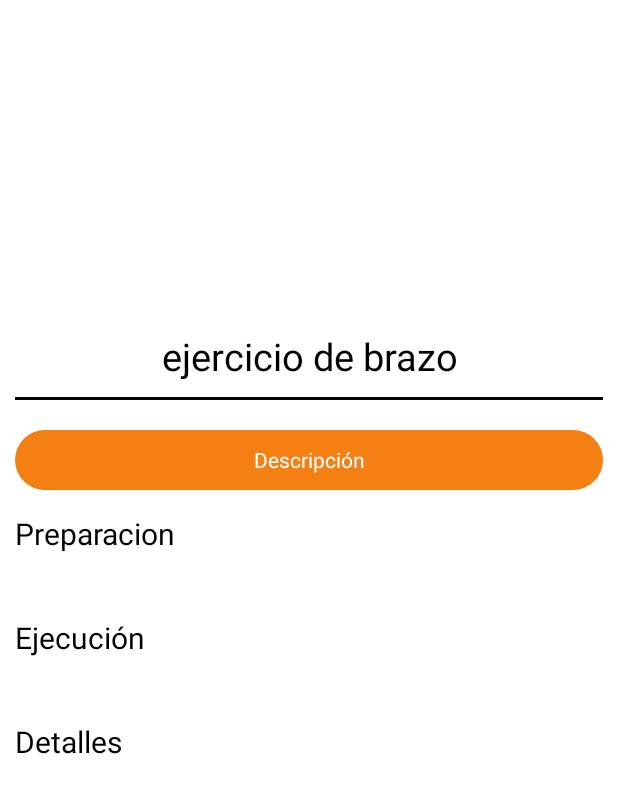
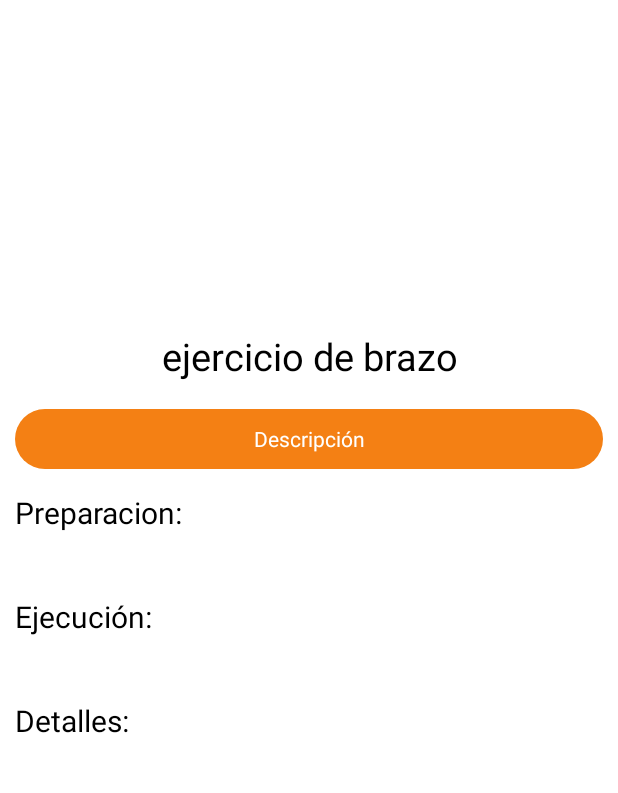
Before and after one commit to HarryHndz/app-movil-fitnesLife, an Android app: the fragment DetailExerFragment shown on its own in the app's theme, on a phone screen of 412 x 824 dp. Shown: the top 793 px of the screen. Run offline under Robolectric (Android 15) with nearby library versions, the light colour scheme and no system bars; our stand-ins replace Firebase (no records; nobody signed in at launch, a user with empty details on screens opened directly), Picasso; 2 statements that could not run were skipped.

```diff
--- a/app/src/main/res/drawable/btn_desing.xml
+++ b/app/src/main/res/drawable/btn_desing_grey.xml
@@ -2,8 +2,8 @@
 <shape xmlns:android="http://schemas.android.com/apk/res/android"
     android:shape="rectangle">
     <corners android:radius="20dp" />
-    <solid android:color="@color/orange_bajo" />
-    <stroke android:color="@color/orange_icons"
+    <solid android:color="@color/grey_components" />
+    <stroke android:color="@color/grey_low"
         android:width="4dp">
     </stroke>
 </shape>
--- a/app/src/main/res/layout/fragment_detail_exer.xml
+++ b/app/src/main/res/layout/fragment_detail_exer.xml
@@ -31,25 +31,19 @@
             android:layout_height="wrap_content"
             android:text="ejercicio de brazo"
             android:layout_marginTop="20dp"
-            android:layout_marginBottom="10dp"
+            android:layout_marginBottom="18dp"
             android:layout_gravity="center"
             android:textAlignment="center"
             android:textSize="25sp"
             android:textColor="@color/black"
             />
 
-        <View
-            android:layout_width="match_parent"
-            android:layout_height="2dp"
-            android:layout_marginBottom="20dp"
-            android:background="@color/black">
 
-        </View>
         <TextView
             android:layout_width="match_parent"
             android:layout_height="40dp"
             android:background="@drawable/corner_view"
-            android:text="Descripción"
+            android:text="@string/descripcionEjer"
             android:textAlignment="center"
             android:paddingTop="10sp"
             android:textColor="@color/white"
@@ -59,7 +53,7 @@
         <TextView
             android:layout_width="match_parent"
             android:layout_height="wrap_content"
-            android:text="Preparacion"
+            android:text="@string/preparacionEjer"
             android:textColor="@color/black"
             android:layout_marginBottom="5dp"
             android:textSize="20dp">
@@ -77,7 +71,7 @@
         <TextView
             android:layout_width="match_parent"
             android:layout_height="wrap_content"
-            android:text="Ejecución"
+            android:text="@string/ejecucionEjer"
             android:textColor="@color/black"
             android:layout_marginBottom="5dp"
             android:textSize="20dp">
@@ -95,7 +89,7 @@
         <TextView
             android:layout_width="match_parent"
             android:layout_height="wrap_content"
-            android:text="Detalles"
+            android:text="@string/detalles"
             android:textColor="@color/black"
             android:layout_marginBottom="5dp"
             android:textSize="20dp">
--- a/app/src/main/res/values/strings.xml
+++ b/app/src/main/res/values/strings.xml
@@ -127,4 +127,21 @@
     <string name="textBuscador">Encuentra El ejercicio Ideal Para Ti</string>
     <string name="dialogoFinalizar">¿Quieres Finalizar la rutina?</string>
     <string name="finalizarRutina">Finalizar Rutina</string>
+
+
+    <string name="titleDuracion">Duración:</string>
+    <string name="titleCalorias">Calorias a quemar:</string>
+    <string name="titlePeso">Peso recomendado:</string>
+    <string name="btnRutEmp">Empezar rutina</string>
+    <string name="titleListEjer">Lista de ejercicios</string>
+
+    <string name="titleRealizar">Ejercicios a realizar</string>
+    <string name="cronometroRutina">Cronometro para la rutina</string>
+    <string name="cronometroDescanso">Cronometro para descanso</string>
+    <string name="endRutina">Finalizar Rutina</string>
+
+    <string name="descripcionEjer">Descripción</string>
+    <string name="preparacionEjer">Preparacion:</string>
+    <string name="ejecucionEjer">Ejecución:</string>
+    <string name="detalles">Detalles:</string>
 </resources>
```
Also changed, not shown: app/src/main/res/layout/fragment_cronometro_rutina.xml (+14 -10 lines), app/src/main/res/layout/fragment_routine_avanzado.xml (+5 -5 lines), app/src/main/res/layout/fragment_routine_intermedio.xml (+9 -7 lines), app/src/main/res/layout/fragment_routine_principiante.xml (+5 -5 lines), 1 other file.
